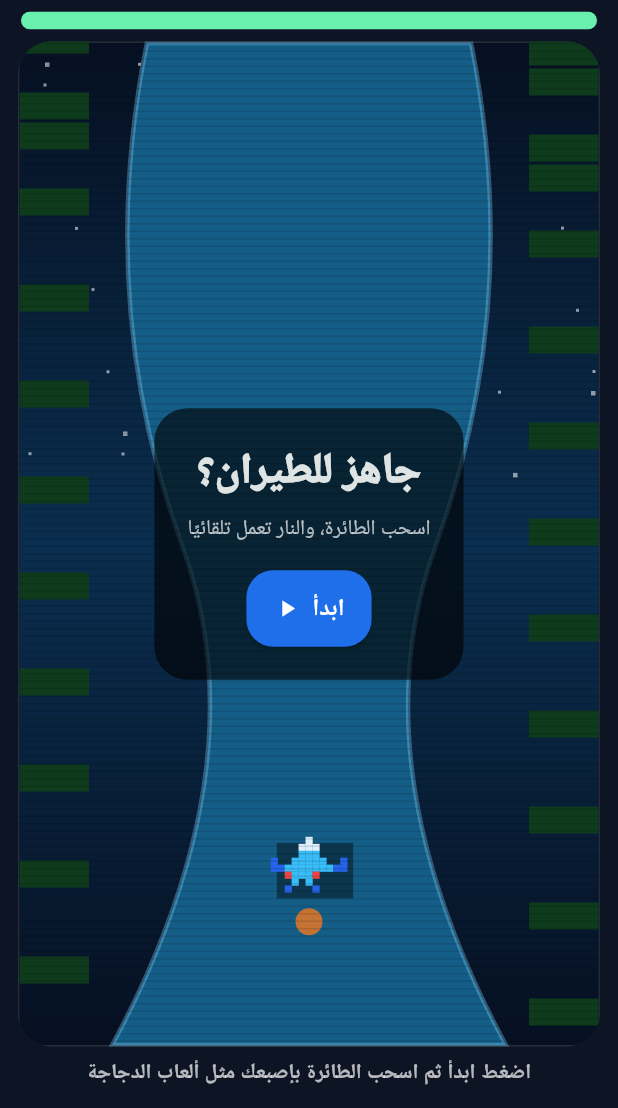
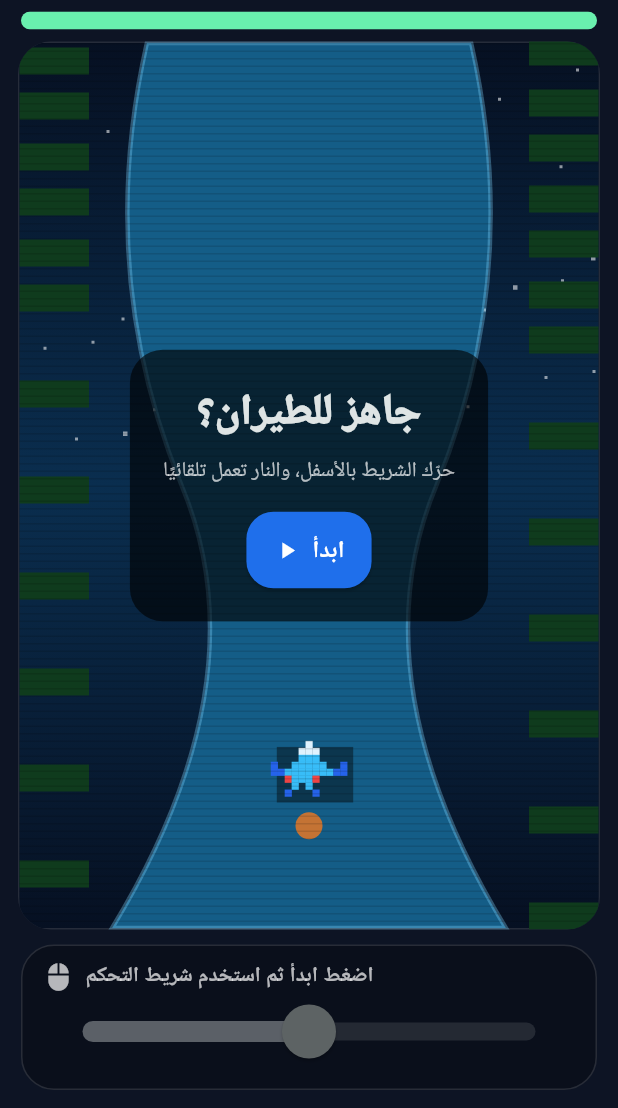
Before and after one commit to aljwaal1/carsgame, a Flutter app: the FuelPlaneScreen screen opened directly, on a phone screen of 412 x 824 dp, the part 128-1236 px from its top. Run offline on Flutter 3.47's test engine with Material 3 defaults, Android fonts, the phone set to English and light mode, and no system bars; our stand-ins replace audioplayers, shared_preferences; accounts and stored records are empty; Roboto replaces fonts that are missing (Arial).

Commit message:
Add bottom slider control for fuel plane

```diff
--- a/lib/games/fuel_plane/fuel_plane_screen.dart
+++ b/lib/games/fuel_plane/fuel_plane_screen.dart
@@ -54,6 +54,12 @@ class _FuelPlaneScreenState extends State<FuelPlaneScreen> {
     setState(() {});
   }
 
+  void _setSlider(double value) {
+    if (!engine.running) return;
+    engine.planeX = value.clamp(0.08, 0.92).toDouble();
+    setState(() {});
+  }
+
   @override
   void dispose() {
     timer?.cancel();
@@ -98,11 +104,11 @@ class _FuelPlaneScreenState extends State<FuelPlaneScreen> {
                       child: IgnorePointer(
                         child: AnimatedOpacity(
                           duration: const Duration(milliseconds: 250),
-                          opacity: engine.running ? 0.72 : 0,
+                          opacity: engine.running ? 0.55 : 0,
                           child: Container(
                             padding: const EdgeInsets.symmetric(horizontal: 12, vertical: 8),
-                            decoration: BoxDecoration(color: Colors.black.withOpacity(0.38), borderRadius: BorderRadius.circular(16)),
-                            child: const Text('اسحب الطائرة يمينًا ويسارًا — الإطلاق تلقائي', textAlign: TextAlign.center, style: TextStyle(color: Colors.white70, fontWeight: FontWeight.bold)),
+                            decoration: BoxDecoration(color: Colors.black.withOpacity(0.34), borderRadius: BorderRadius.circular(16)),
+                            child: const Text('اسحب الطائرة أو استخدم شريط التحكم بالأسفل — الإطلاق تلقائي', textAlign: TextAlign.center, style: TextStyle(color: Colors.white70, fontWeight: FontWeight.bold)),
                           ),
                         ),
                       ),
@@ -111,7 +117,7 @@ class _FuelPlaneScreenState extends State<FuelPlaneScreen> {
                       Center(child: Container(padding: const EdgeInsets.all(22), decoration: BoxDecoration(color: Colors.black.withOpacity(0.62), borderRadius: BorderRadius.circular(22)), child: Column(mainAxisSize: MainAxisSize.min, children: [
                         Text(engine.gameOver ? 'انتهت الجولة' : 'جاهز للطيران؟', style: const TextStyle(fontSize: 28, fontWeight: FontWeight.w900)),
                         const SizedBox(height: 8),
-                        Text(engine.gameOver ? 'نقاطك: ${engine.score}' : 'اسحب الطائرة، والنار تعمل تلقائيًا', style: const TextStyle(color: Colors.white70)),
+                        Text(engine.gameOver ? 'نقاطك: ${engine.score}' : 'حرّك الشريط بالأسفل، والنار تعمل تلقائيًا', style: const TextStyle(color: Colors.white70)),
                         const SizedBox(height: 16),
                         RetroButton(text: engine.gameOver ? 'إعادة اللعب' : 'ابدأ', icon: Icons.play_arrow, onTap: start),
                       ]))),
@@ -120,13 +126,43 @@ class _FuelPlaneScreenState extends State<FuelPlaneScreen> {
               }),
             ),
           ),
-          Padding(
-            padding: const EdgeInsets.fromLTRB(16, 8, 16, 12),
-            child: Text(
-              engine.running ? 'تحكم بالسحب فقط — لا تحتاج أزرار' : 'اضغط ابدأ ثم اسحب الطائرة بإصبعك مثل ألعاب الدجاجة',
-              textAlign: TextAlign.center,
-              style: const TextStyle(color: Colors.white70, fontWeight: FontWeight.bold),
+          Container(
+            margin: const EdgeInsets.fromLTRB(14, 10, 14, 12),
+            padding: const EdgeInsets.fromLTRB(14, 10, 14, 12),
+            decoration: BoxDecoration(
+              color: Colors.black.withOpacity(0.24),
+              borderRadius: BorderRadius.circular(22),
+              border: Border.all(color: Colors.white12),
             ),
+            child: Column(children: [
+              Row(children: [
+                const Icon(Icons.mouse, size: 20, color: Colors.white70),
+                const SizedBox(width: 8),
+                Expanded(
+                  child: Text(
+                    engine.running ? 'حرّك المقبض مثل الماوس' : 'اضغط ابدأ ثم استخدم شريط التحكم',
+                    style: const TextStyle(color: Colors.white70, fontWeight: FontWeight.bold),
+                  ),
+                ),
+              ]),
+              SliderTheme(
+                data: SliderTheme.of(context).copyWith(
+                  trackHeight: 12,
+                  thumbShape: const RoundSliderThumbShape(enabledThumbRadius: 18),
+                  overlayShape: const RoundSliderOverlayShape(overlayRadius: 26),
+                  activeTrackColor: Colors.lightBlueAccent,
+                  inactiveTrackColor: Colors.white24,
+                  thumbColor: Colors.white,
+                  overlayColor: Colors.lightBlueAccent.withOpacity(0.18),
+                ),
+                child: Slider(
+                  value: engine.planeX.clamp(0.08, 0.92),
+                  min: 0.08,
+                  max: 0.92,
+                  onChanged: engine.running ? _setSlider : null,
+                ),
+              ),
+            ]),
           ),
         ]),
       ),
```
